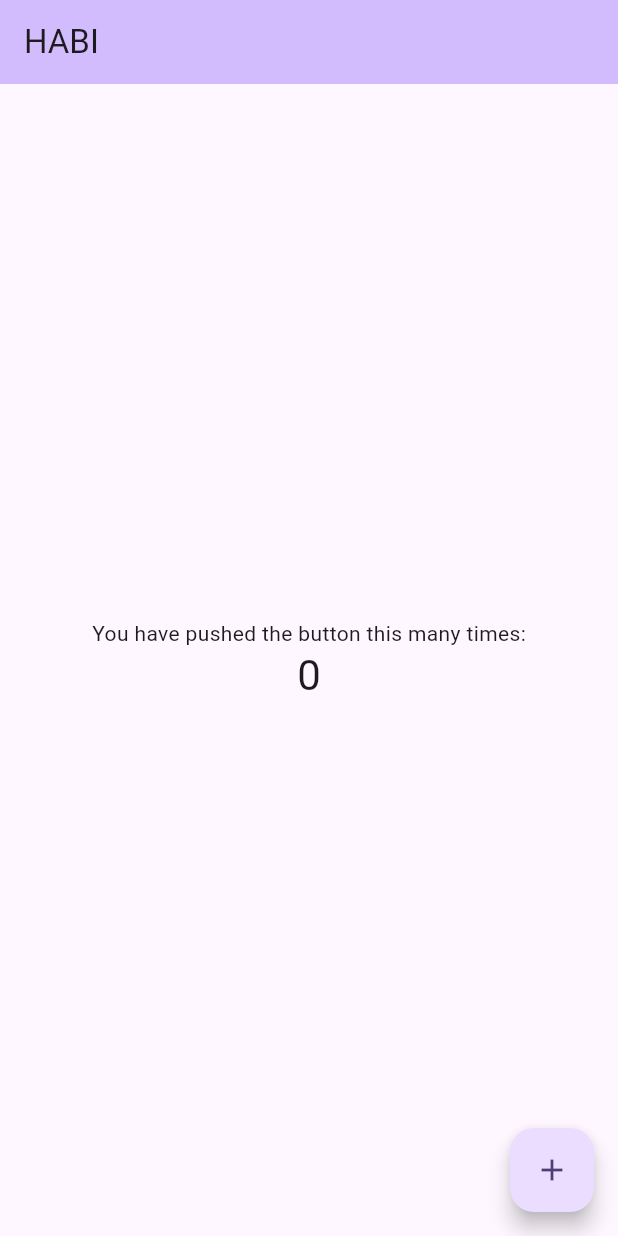
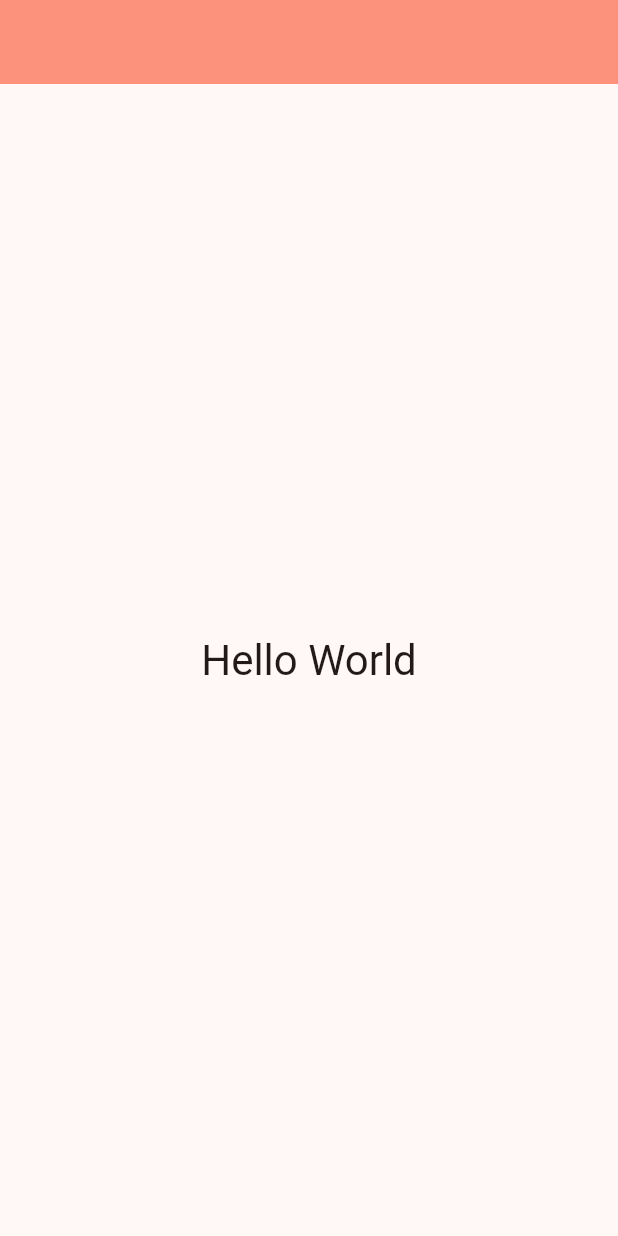
Before and after one commit to MarcKlesiewicz/HABI, a Flutter app: the screen it shows after launch, on a phone screen of 412 x 824 dp. Run offline on Flutter 3.47's test engine with Material 3 defaults, Android fonts, the phone set to English and light mode, and no system bars; our stand-ins replace google_fonts; Roboto replaces fonts that are missing (Atkinson Hyperlegible).

Commit message:
added light theme and fonts

```diff
--- a/lib/main.dart
+++ b/lib/main.dart
@@ -1,4 +1,6 @@
 import 'package:flutter/material.dart';
+import 'package:habi/theme.dart';
+import 'package:habi/util.dart';
 
 void main() {
   runApp(const MyApp());
@@ -9,59 +11,46 @@ class MyApp extends StatelessWidget {
 
   @override
   Widget build(BuildContext context) {
+    // final brightness = View.of(context).platformDispatcher.platformBrightness;
+
+    TextTheme textTheme = createTextTheme(
+      context,
+      "Inter",
+      "Atkinson Hyperlegible",
+    );
+
+    MaterialTheme theme = MaterialTheme(textTheme);
     return MaterialApp(
       title: 'Flutter Demo',
-      theme: ThemeData(
-        colorScheme: ColorScheme.fromSeed(seedColor: Colors.deepPurple),
-      ),
-      home: const MyHomePage(title: 'HABI'),
+      theme: theme.light(),
+      home: const MyHomePage(),
     );
   }
 }
 
 class MyHomePage extends StatefulWidget {
-  const MyHomePage({super.key, required this.title});
-
-  final String title;
+  const MyHomePage({super.key});
 
   @override
   State<MyHomePage> createState() => _MyHomePageState();
 }
 
 class _MyHomePageState extends State<MyHomePage> {
-  int _counter = 0;
-
-  void _incrementCounter() {
-    setState(() {
-      _counter++;
-    });
-  }
-
   @override
   Widget build(BuildContext context) {
     return Scaffold(
-      appBar: AppBar(
-        backgroundColor: Theme.of(context).colorScheme.inversePrimary,
-
-        title: Text(widget.title),
-      ),
+      appBar: AppBar(backgroundColor: Theme.of(context).colorScheme.primary),
       body: Center(
         child: Column(
           mainAxisAlignment: MainAxisAlignment.center,
           children: <Widget>[
-            const Text('You have pushed the button this many times:'),
             Text(
-              '$_counter',
+              'Hello World',
               style: Theme.of(context).textTheme.headlineMedium,
             ),
           ],
         ),
       ),
-      floatingActionButton: FloatingActionButton(
-        onPressed: _incrementCounter,
-        tooltip: 'Increment',
-        child: const Icon(Icons.add),
-      ),
     );
   }
 }
--- /dev/null
+++ b/lib/theme.dart
@@ -0,0 +1,111 @@
+import "package:flutter/material.dart";
+
+class MaterialTheme {
+  final TextTheme textTheme;
+
+  const MaterialTheme(this.textTheme);
+
+  static ColorScheme lightScheme() {
+    return const ColorScheme(
+      brightness: Brightness.dark,
+      primary: Color(0xfffc927c),
+      surfaceTint: Color(0xffffb4a5),
+      onPrimary: Color(0xff561f13),
+      primaryContainer: Color(0xff733427),
+      onPrimaryContainer: Color(0xffffdad3),
+      secondary: Color(0xff9acbfa),
+      onSecondary: Color(0xff003352),
+      secondaryContainer: Color(0xff0b4a72),
+      onSecondaryContainer: Color(0xffcde5ff),
+      tertiary: Color(0xffedc06c),
+      onTertiary: Color(0xff412d00),
+      tertiaryContainer: Color(0xff5e4200),
+      onTertiaryContainer: Color(0xffffdea7),
+      error: Color(0xffffb4ab),
+      onError: Color(0xff690005),
+      errorContainer: Color(0xff93000a),
+      onErrorContainer: Color(0xffffdad6),
+      surface: Color(0xfffff8f6),
+      onSurface: Color(0xff231917),
+      onSurfaceVariant: Color(0xff534340),
+      outline: Color(0xff85736f),
+      outlineVariant: Color(0xffd8c2bd),
+      shadow: Color(0xff000000),
+      scrim: Color(0xff000000),
+      inverseSurface: Color(0xff392e2c),
+      inversePrimary: Color(0xffffb4a5),
+      primaryFixed: Color(0xffffdad3),
+      onPrimaryFixed: Color(0xff3a0a03),
+      primaryFixedDim: Color(0xffffb4a5),
+      onPrimaryFixedVariant: Color(0xff733427),
+      secondaryFixed: Color(0xffcde5ff),
+      onSecondaryFixed: Color(0xff001d32),
+      secondaryFixedDim: Color(0xff9acbfa),
+      onSecondaryFixedVariant: Color(0xff0b4a72),
+      tertiaryFixed: Color(0xffffdea7),
+      onTertiaryFixed: Color(0xff271900),
+      tertiaryFixedDim: Color(0xffedc06c),
+      onTertiaryFixedVariant: Color(0xff5e4200),
+      surfaceDim: Color(0xffe8d6d3),
+      surfaceBright: Color(0xfffff8f6),
+      surfaceContainerLowest: Color(0xffffffff),
+      surfaceContainerLow: Color(0xfffff0ee),
+      surfaceContainer: Color(0xfffceae6),
+      surfaceContainerHigh: Color(0xfff7e4e1),
+      surfaceContainerHighest: Color(0xfff1dfdb),
+    );
+  }
+
+  ThemeData light() {
+    return theme(lightScheme());
+  }
+
+  ThemeData theme(ColorScheme colorScheme) => ThemeData(
+    useMaterial3: true,
+    brightness: colorScheme.brightness,
+    colorScheme: colorScheme,
+    textTheme: textTheme.apply(
+      bodyColor: colorScheme.onSurface,
+      displayColor: colorScheme.onSurface,
+    ),
+    scaffoldBackgroundColor: colorScheme.surface,
+    canvasColor: colorScheme.surface,
+  );
+
+  List<ExtendedColor> get extendedColors => [];
+}
+
+class ExtendedColor {
+  final Color seed, value;
+  final ColorFamily light;
+  final ColorFamily lightHighContrast;
+  final ColorFamily lightMediumContrast;
+  final ColorFamily dark;
+  final ColorFamily darkHighContrast;
+  final ColorFamily darkMediumContrast;
+
+  const ExtendedColor({
+    required this.seed,
+    required this.value,
+    required this.light,
+    required this.lightHighContrast,
+    required this.lightMediumContrast,
+    required this.dark,
+    required this.darkHighContrast,
+    required this.darkMediumContrast,
+  });
+}
+
+class ColorFamily {
+  const ColorFamily({
+    required this.color,
+    required this.onColor,
+    required this.colorContainer,
+    required this.onColorContainer,
+  });
+
+  final Color color;
+  final Color onColor;
+  final Color colorContainer;
+  final Color onColorContainer;
+}
--- /dev/null
+++ b/lib/util.dart
@@ -0,0 +1,19 @@
+import 'package:flutter/material.dart';
+import 'package:google_fonts/google_fonts.dart';
+
+TextTheme createTextTheme(
+    BuildContext context, String bodyFontString, String displayFontString) {
+  TextTheme baseTextTheme = Theme.of(context).textTheme;
+  TextTheme bodyTextTheme = GoogleFonts.getTextTheme(bodyFontString, baseTextTheme);
+  TextTheme displayTextTheme =
+      GoogleFonts.getTextTheme(displayFontString, baseTextTheme);
+  TextTheme textTheme = displayTextTheme.copyWith(
+    bodyLarge: bodyTextTheme.bodyLarge,
+    bodyMedium: bodyTextTheme.bodyMedium,
+    bodySmall: bodyTextTheme.bodySmall,
+    labelLarge: bodyTextTheme.labelLarge,
+    labelMedium: bodyTextTheme.labelMedium,
+    labelSmall: bodyTextTheme.labelSmall,
+  );
+  return textTheme;
+}
--- a/pubspec.yaml
+++ b/pubspec.yaml
@@ -10,6 +10,7 @@ dependencies:
   flutter:
     sdk: flutter
   cupertino_icons: ^1.0.8
+  google_fonts: ^8.0.2
 
 dev_dependencies:
   flutter_test:
```
Also changed, not shown: pubspec.lock, 2 other files.
